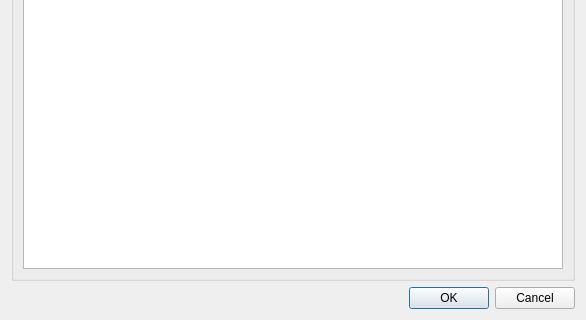
Qt form src/tiled/worldpropertiesdialog.ui (mapeditor/tiled) before a commit; both pictures show x 0 to 586 and y 169 to 489 of the 586 by 489 pixel window.
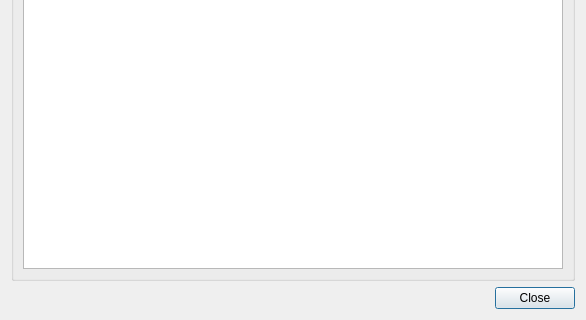
The same form after that commit. Custom widgets are drawn as their Qt base class.

Commit message: update world properties to just have close button, code cleanup

```diff
--- a/src/tiled/worldpropertiesdialog.ui
+++ b/src/tiled/worldpropertiesdialog.ui
@@ -33,7 +33,7 @@
       <enum>Qt::Orientation::Horizontal</enum>
      </property>
      <property name="standardButtons">
-      <set>QDialogButtonBox::StandardButton::Cancel|QDialogButtonBox::StandardButton::Ok</set>
+      <set>QDialogButtonBox::StandardButton::Close</set>
      </property>
     </widget>
    </item>
```
Left out of the diff: 1 changed line with no effect on the pictures. The commit also changes 8 other files.
